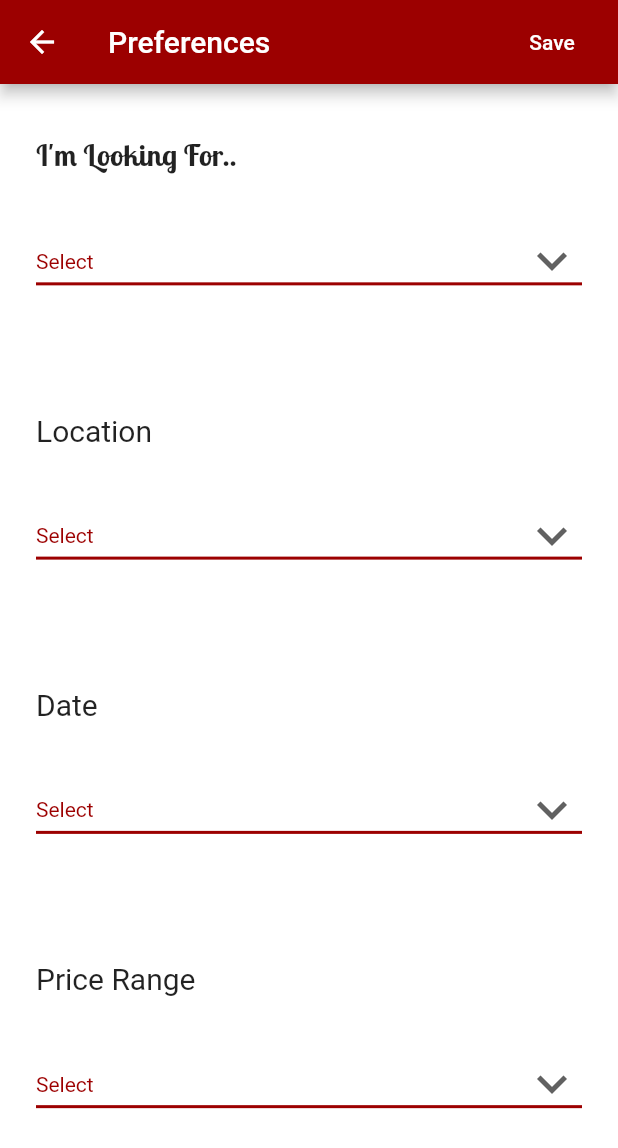
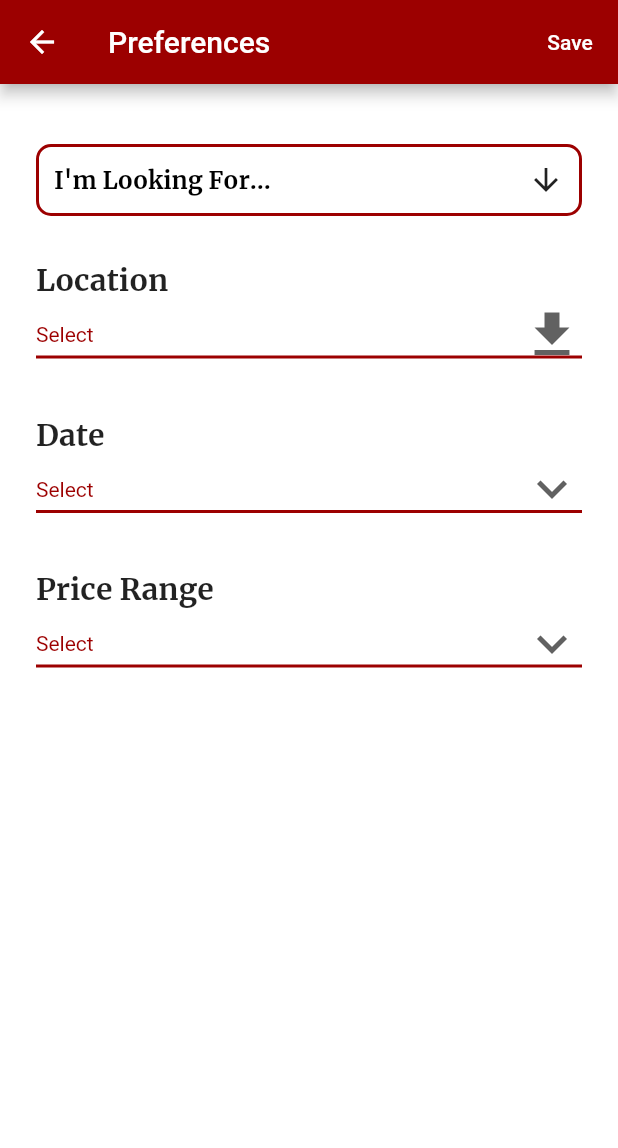
Before and after one commit to hhawkins/Date-Roulette, a Flutter app: the PreferenceScreen screen opened directly, on a phone screen of 412 x 824 dp. Shown: the top 1148 px of the screen. Run offline on Flutter 3.47's test engine with Material 2 defaults, Android fonts, the phone set to English and light mode, and no system bars; drawn by our look-alikes of multi_select_flutter; our stand-ins replace animated_text_kit, modal_progress_hud, sliding_up_panel; missing offline and left inert: swipeable_card.

Commit message:
Updated TextField in all constant. Updated Preference Screen and Profile Screen Updated yaml file...

```diff
--- a/lib/constants.dart
+++ b/lib/constants.dart
@@ -9,13 +9,13 @@ const kColorWhite = Color(0xffFFFFFF);
 const kTextFieldDecoration = InputDecoration(
   hintText: 'Enter a value',
   contentPadding:
-  EdgeInsets.symmetric(vertical: 10.0, horizontal: 20.0),
+  EdgeInsets.symmetric(vertical: 20.0, horizontal: 20.0),
   border: OutlineInputBorder(
     borderRadius: BorderRadius.all(Radius.circular(32.0)),
   ),
   enabledBorder: OutlineInputBorder(
     borderSide: BorderSide(color: kButtonPrimaryColor, width: 1.0),
-    borderRadius: BorderRadius.all(Radius.circular(32.0)),
+   // borderRadius: BorderRadius.all(Radius.circular(32.0)),
   ),
   focusedBorder: OutlineInputBorder(
     borderSide: BorderSide(color: kButtonPrimaryColor, width: 2.0),
--- a/lib/screens/main_tab_views/profile_settings/preference_screen.dart
+++ b/lib/screens/main_tab_views/profile_settings/preference_screen.dart
@@ -1,16 +1,44 @@
 import 'package:flutter/cupertino.dart';
 import 'package:flutter/material.dart';
+import 'package:multi_select_flutter/chip_display/multi_select_chip_display.dart';
+import 'package:multi_select_flutter/dialog/multi_select_dialog_field.dart';
+import 'package:multi_select_flutter/util/multi_select_item.dart';
+import 'package:multi_select_flutter/util/multi_select_list_type.dart';
 import '../../../constants.dart';
 
 class PreferenceScreen extends StatefulWidget {
+  PreferenceScreen({Key key, this.title}) : super(key: key);
+  final String title;
   static const String id = 'preference_screen';
 
   @override
   _PreferenceScreenState createState() => _PreferenceScreenState();
 }
 
+class DateCategory {
+  final String name;
+  final int id;
+  DateCategory(
+    this.id,
+    this.name,
+  );
+} //addition 1
+
 class _PreferenceScreenState extends State<PreferenceScreen> {
   String dropdownValue = 'Select';
+  static List<DateCategory> _dateCategory = [
+    DateCategory(1, 'Drinks'),
+    DateCategory(2, 'Brunch'),
+    DateCategory(3, 'Lunch'),
+    DateCategory(4, 'Dinner'),
+    DateCategory(5, 'Fine Dining'),
+    DateCategory(6, 'Performance'),
+    DateCategory(7, 'Travel & Outdoor'),
+    DateCategory(8, 'Educational'),
+  ];
+  final _items = _dateCategory
+      .map((date) => MultiSelectItem<DateCategory>(date, date.name))
+      .toList();
 
   @override
   Widget build(BuildContext context) {
@@ -18,30 +46,111 @@ class _PreferenceScreenState extends State<PreferenceScreen> {
       appBar: AppBar(
         title: const Text('Preferences'),
         actions: <Widget>[
-            FlatButton(
-              textColor: Colors.white,
+          TextButton(
+            style: TextButton.styleFrom(primary: Colors.white),
+            //textColor: Colors.white,
             onPressed: () {
               Navigator.pop(context);
             },
             child: Text('Save'),
-              shape: CircleBorder(side: BorderSide(color: Colors.transparent)),
-            )
+            //style: CircleBorder(side: BorderSide(color: Colors.transparent)),
+          ),
         ],
       ),
-        body: Padding(
-            padding: EdgeInsets.symmetric(horizontal: 24.0),
+      body: SingleChildScrollView(
+        child: Container(
+          alignment: Alignment.center,
+          padding: EdgeInsets.symmetric(vertical: 20, horizontal: 24),
           child: Column(
-              mainAxisAlignment: MainAxisAlignment.spaceEvenly,
-              crossAxisAlignment: CrossAxisAlignment.stretch,
-              children: [
+            children: <Widget>[
+              SizedBox(height: 20),
+              MultiSelectDialogField(
+                items: _items,
+                title: Text("Select"),
+                selectedColor: kButtonPrimaryColor,
+                decoration: BoxDecoration(
+                  //color: kButtonPrimaryColor.withOpacity(0.1),
+                  borderRadius: BorderRadius.all(Radius.circular(10)),
+                  border: Border.all(
+                    color: kButtonPrimaryColor,
+                    width: 2,
+                  ),
+                ),
+                // buttonIcon:
+                // Icon(
+                //   Icons.expand_more,
+                //   size: 20,
+                // ),
+                buttonText: Text(
+                  "I'm Looking For...",
+                  style: TextStyle(
+                    color: Colors.black,
+                    fontSize: 16,
+                    fontFamily: 'MerriweatherBold',
+                  ),
+                ),
+                listType: MultiSelectListType.LIST,
+                onConfirm: (value) {
+                   _dateCategory = value;
+                },
+                chipDisplay: MultiSelectChipDisplay(
+                  onTap: (value) {
+                    setState(() {
+                      _dateCategory.remove(value); //= value;
+                    });
+                  },
+                ),
+              ),
+              //SizedBox(height: 40),
+              SizedBox(
+                height: 30.0,
+              ),
               Align(
                 alignment: Alignment.centerLeft,
                 // child: Container
                 child: Text(
-                    "I'm Looking For..",
+                  "Location",
                   style: TextStyle(
-                        fontFamily: 'LobsterTwo Bold',
-                        fontSize: 20.0
+                    fontSize: 20.0,
+                    fontFamily: 'MerriweatherBold',
+                  ),
+                ),
+              ),
+              DropdownButton<String>(
+                value: dropdownValue,
+                icon: const Icon(Icons.get_app),
+                isExpanded: true,
+                iconSize: 40,
+                elevation: 16,
+                style: const TextStyle(color: kButtonPrimaryColor),
+                underline: Container(
+                  height: 2,
+                  color: kButtonPrimaryColor,
+                ),
+                onChanged: (String newValue) {
+                  setState(() {
+                    newValue = dropdownValue;
+                  });
+                },
+                items: <String>['Select', 'My Current Location']
+                    .map<DropdownMenuItem<String>>((String value) {
+                  return DropdownMenuItem<String>(
+                    value: value,
+                    child: Text(value),
+                  );
+                }).toList(),
+              ),
+              SizedBox(
+                height: 30.0,
+              ),
+              Align(
+                alignment: Alignment.centerLeft,
+                // child: Container
+                child: Text(
+                  "Date",
+                  style: TextStyle(
+                    fontSize: 20.0,
+                    fontFamily: 'MerriweatherBold',
                   ),
                 ),
               ),
@@ -58,11 +167,17 @@ class _PreferenceScreenState extends State<PreferenceScreen> {
                 ),
                 onChanged: (String newValue) {
                   setState(() {
-                      dropdownValue = newValue;
+                    // dropdownValue = newValue;
                   });
                 },
-                  items: <String>['Select','Drinks', 'Brunch', 'Lunch', 'Dinner','Fine Dining', 'Performances', 'Travel & Outdoor','Educational',]
-                      .map<DropdownMenuItem<String>>((String value) {
+                items: <String>[
+                  'Select',
+                  'Monday',
+                  'Tuesday',
+                  'Wednesday',
+                  'Thursday',
+                  'Friday'
+                ].map<DropdownMenuItem<String>>((String value) {
                   return DropdownMenuItem<String>(
                     value: value,
                     child: Text(value),
@@ -70,85 +185,18 @@ class _PreferenceScreenState extends State<PreferenceScreen> {
                 }).toList(),
               ),
               SizedBox(
-                  height: 8.0,
+                height: 30.0,
               ),
               Align(
                 alignment: Alignment.centerLeft,
-                  // child: Container
-                  child: Text(
-                    "Location",
-                    style: TextStyle(fontSize: 20.0),
-                  ),
-                ),
-                DropdownButton<String>(
-                  value: dropdownValue,
-                  icon: const Icon(Icons.expand_more),
-                  isExpanded: true,
-                  iconSize: 40,
-                  elevation: 16,
-                  style: const TextStyle(color: kButtonPrimaryColor),
-                  underline: Container(
-                    height: 2,
-                    color: kButtonPrimaryColor,
-                  ),
-                  onChanged: (String newValue) {
-                    setState(() {
-                      dropdownValue = newValue;
-                    });
-                  },
-                  items: <String>['Select','My Current Location']
-                      .map<DropdownMenuItem<String>>((String value) {
-                    return DropdownMenuItem<String>(
-                      value: value,
-                      child: Text(value),
-                    );
-                  }).toList(),
-                ),
-                SizedBox(
-                  height: 8.0,
-                ),
-                Align(
-                  alignment: Alignment.centerLeft,
-                  // child: Container
-                  child: Text(
-                    "Date",
-                    style: TextStyle(fontSize: 20.0),
-                  ),
-                ),
-                DropdownButton<String>(
-                  value: dropdownValue,
-                  icon: const Icon(Icons.expand_more),
-                  isExpanded: true,
-                  iconSize: 40,
-                  elevation: 16,
-                  style: const TextStyle(color: kButtonPrimaryColor),
-                  underline: Container(
-                    height: 2,
-                    color: kButtonPrimaryColor,
-                  ),
-                  onChanged: (String newValue) {
-                    setState(() {
-                      dropdownValue = newValue;
-                    });
-                  },
-                  items: <String>[
-                    'Select','Monday', 'Tuesday', 'Wednesday', 'Thursday', 'Friday']
-                      .map<DropdownMenuItem<String>>((String value) {
-                    return DropdownMenuItem<String>(
-                      value: value,
-                      child: Text(value),
-                    );
-                  }).toList(),
-                ),
-                SizedBox(
-                  height: 8.0,
-                ),
-                Align(
-                  alignment: Alignment.centerLeft,
+                //heightFactor: 0.125,
                 // child: Container
                 child: Text(
                   "Price Range",
-                    style: TextStyle(fontSize: 20.0),
+                  style: TextStyle(
+                    fontSize: 20.0,
+                    fontFamily: 'MerriweatherBold',
+                  ),
                 ),
               ),
               DropdownButton<String>(
@@ -164,11 +212,10 @@ class _PreferenceScreenState extends State<PreferenceScreen> {
                 ),
                 onChanged: (String newValue) {
                   setState(() {
-                      dropdownValue = newValue;
+                    newValue = dropdownValue; //dropdownValue = newValue;
                   });
                 },
-                  items: <String>[
-                    'Select','Keep it Cheap', 'Moderate', 'Pricey']
+                items: <String>['Select', 'Keep it Cheap', 'Moderate', 'Pricey']
                     .map<DropdownMenuItem<String>>((String value) {
                   return DropdownMenuItem<String>(
                     value: value,
@@ -176,10 +223,10 @@ class _PreferenceScreenState extends State<PreferenceScreen> {
                   );
                 }).toList(),
               ),
-                SizedBox(
-                  height: 8.0,
+            ],
           ),
-              ],
-            )));
+        ),
+      ),
+    );
   }
 }
```
Also changed, not shown: lib/screens/main_tab_views/profile_settings/profile_screen.dart (+32 -31 lines), pubspec.yaml (+24 -22 lines), pubspec.lock. Lines whose indentation alone changed are shown as unchanged.
